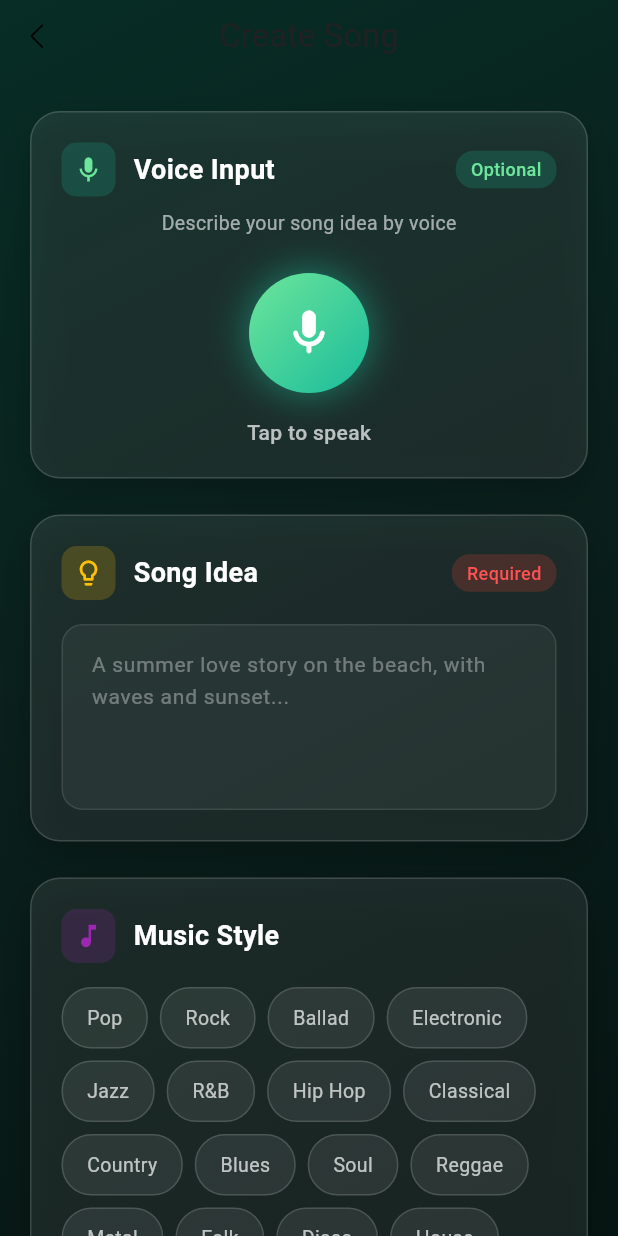
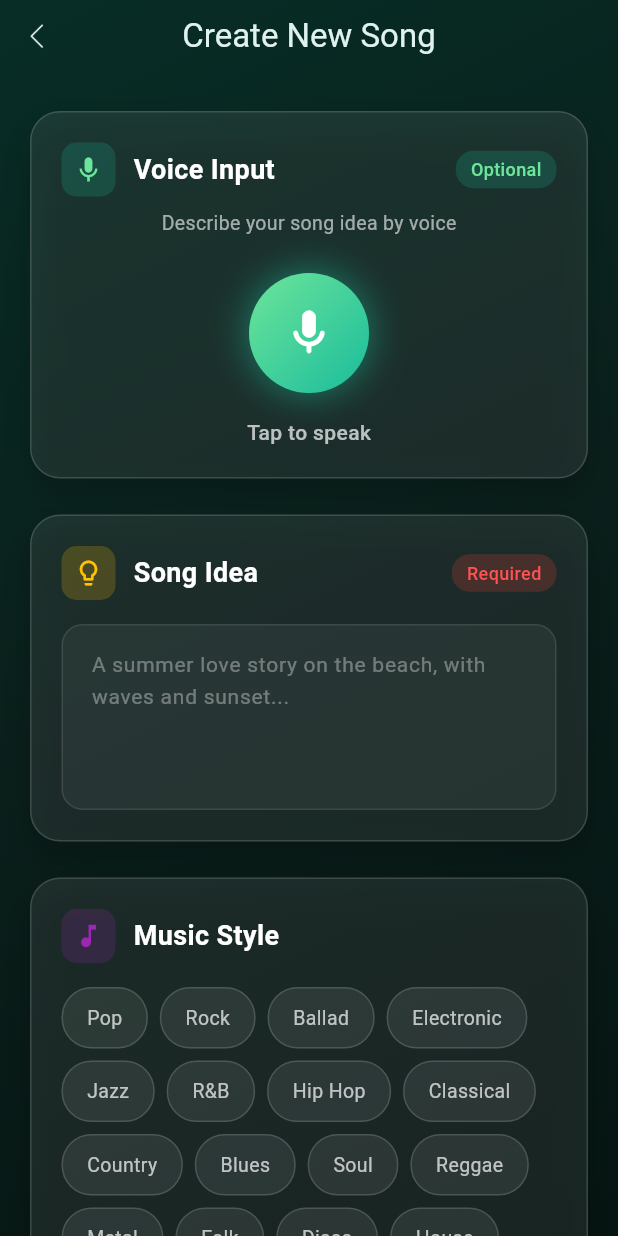
Before and after one commit to hymanliu2015/sonoul, a Flutter app: the CreateSongPage screen opened by its route, on a phone screen of 412 x 824 dp. Run offline on Flutter 3.47's test engine with Material 3 defaults, Android fonts, the phone set to English and light mode, and no system bars; our stand-ins replace audioplayers, dio, fluttertoast, get, in_app_purchase, in_app_review and 8 more; missing offline and left inert: record; accounts and stored records are empty; network calls fail.

Commit message:
song ui update

```diff
--- a/lib/components/custom_appbar.dart
+++ b/lib/components/custom_appbar.dart
@@ -13,6 +13,7 @@ class CustomAppbar extends StatefulWidget implements PreferredSizeWidget {
   final String? text;
   final double? leadingWidth;
   final Color? backgroundColor;
+  final Color? backColor;
 
   const CustomAppbar({
     super.key,
@@ -24,6 +25,7 @@ class CustomAppbar extends StatefulWidget implements PreferredSizeWidget {
     this.actions,
     this.leadingWidth,
     this.backgroundColor,
+    this.backColor,
   });
 
   @override
@@ -62,6 +64,7 @@ class _CustomAppbarState extends State<CustomAppbar> {
                 imageUrl: AppAssets.iconBack,
                 width: 24,
                 height: 24,
+                color: widget.backColor,
               ),
             ),
       leadingWidth: widget.leadingWidth,
--- a/lib/features/song/create_song_page.dart
+++ b/lib/features/song/create_song_page.dart
@@ -2,6 +2,7 @@ import 'package:flutter/material.dart';
 import 'package:get/get.dart';
 import 'package:sonoul/common/res/app_colors.dart';
 import 'package:sonoul/components/custom_appbar.dart';
+import 'package:sonoul/components/custom_text.dart';
 import 'package:sonoul/features/song/create_song_controller.dart';
 import 'package:sonoul/common/helper/loading_helper.dart';
 
@@ -15,7 +16,11 @@ class CreateSongPage extends StatelessWidget {
     return Scaffold(
       extendBodyBehindAppBar: true,
       appBar: CustomAppbar(
-        text: "Create Song",
+        title: CustomText(
+          text: "Create New Song",
+          textColor: AppColors.textOnDark,
+        ),
+        backColor: AppColors.textOnDark,
       ),
       body: Container(
         decoration: const BoxDecoration(
```
Also changed, not shown: pubspec.lock.
